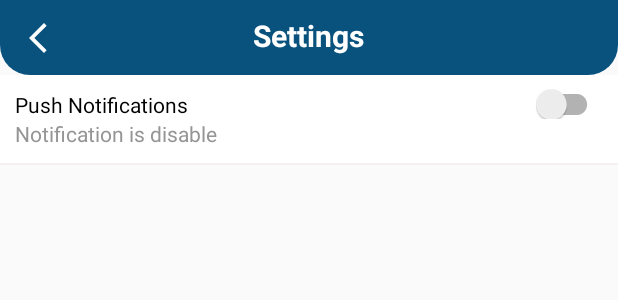
After one commit to Darksider1403/Grocery, an Android app: the layout activity_settings.xml on its own in the app's theme, with its tools: preview values and no code run, on a phone screen of 412 x 824 dp. The commit adds this screen. Shown: the top 300 px of the screen. Run offline under Robolectric (Android 15) with nearby library versions, the phone set to English and light mode, and no system bars.

Commit message:
up notification

```diff
--- a/app/build.gradle.kts
+++ b/app/build.gradle.kts
@@ -75,6 +75,7 @@ dependencies {
     implementation(libs.material3)
 
     implementation(libs.androideasysql.library)
+    implementation(libs.firebase.messaging)
     testImplementation(libs.junit)
     androidTestImplementation(libs.ext.junit)
     androidTestImplementation(libs.espresso.core)
--- a/app/src/main/AndroidManifest.xml
+++ b/app/src/main/AndroidManifest.xml
@@ -27,6 +27,9 @@
         android:supportsRtl="true"
         android:theme="@style/AppTheme.NoActionBar"
         tools:targetApi="31">
+        <activity
+            android:name=".activities.SettingsActivity"
+            android:exported="false" />
         <activity
             android:name=".activities.OrderDetailsSellerActivity"
             android:exported="false" />
--- a/app/src/main/java/com/example/grocery/Constants.java
+++ b/app/src/main/java/com/example/grocery/Constants.java
@@ -2,6 +2,9 @@ package com.example.grocery;
 
 public class Constants {
     // product categories
+    public static final String FCM_KEY ="AIzaSyA_FnE0etNau1DUIsfD93aLK2zenenX0Hg";
+    public static final String FCM_TOPIC ="PUSH_NOTIFICATIONS";
+
     public static final String[] productCategories = {
             "Beverages",
             "Beauty & Personal Care",
--- /dev/null
+++ b/app/src/main/res/drawable/baseline_settings_24.xml
@@ -0,0 +1,5 @@
+<vector xmlns:android="http://schemas.android.com/apk/res/android" android:height="24dp" android:tint="#FFFFFF" android:viewportHeight="24" android:viewportWidth="24" android:width="24dp">
+
+    <path android:fillColor="@android:color/white" android:pathData="M19.14,12.94c0.04,-0.3 0.06,-0.61 0.06,-0.94c0,-0.32 -0.02,-0.64 -0.07,-0.94l2.03,-1.58c0.18,-0.14 0.23,-0.41 0.12,-0.61l-1.92,-3.32c-0.12,-0.22 -0.37,-0.29 -0.59,-0.22l-2.39,0.96c-0.5,-0.38 -1.03,-0.7 -1.62,-0.94L14.4,2.81c-0.04,-0.24 -0.24,-0.41 -0.48,-0.41h-3.84c-0.24,0 -0.43,0.17 -0.47,0.41L9.25,5.35C8.66,5.59 8.12,5.92 7.63,6.29L5.24,5.33c-0.22,-0.08 -0.47,0 -0.59,0.22L2.74,8.87C2.62,9.08 2.66,9.34 2.86,9.48l2.03,1.58C4.84,11.36 4.8,11.69 4.8,12s0.02,0.64 0.07,0.94l-2.03,1.58c-0.18,0.14 -0.23,0.41 -0.12,0.61l1.92,3.32c0.12,0.22 0.37,0.29 0.59,0.22l2.39,-0.96c0.5,0.38 1.03,0.7 1.62,0.94l0.36,2.54c0.05,0.24 0.24,0.41 0.48,0.41h3.84c0.24,0 0.44,-0.17 0.47,-0.41l0.36,-2.54c0.59,-0.24 1.13,-0.56 1.62,-0.94l2.39,0.96c0.22,0.08 0.47,0 0.59,-0.22l1.92,-3.32c0.12,-0.22 0.07,-0.47 -0.12,-0.61L19.14,12.94zM12,15.6c-1.98,0 -3.6,-1.62 -3.6,-3.6s1.62,-3.6 3.6,-3.6s3.6,1.62 3.6,3.6S13.98,15.6 12,15.6z"/>
+
+</vector>
--- /dev/null
+++ b/app/src/main/res/layout/activity_settings.xml
@@ -0,0 +1,68 @@
+<?xml version="1.0" encoding="utf-8"?>
+<LinearLayout xmlns:android="http://schemas.android.com/apk/res/android"
+    xmlns:app="http://schemas.android.com/apk/res-auto"
+    xmlns:tools="http://schemas.android.com/tools"
+    android:id="@+id/main"
+    android:layout_width="match_parent"
+    android:layout_height="match_parent"
+    android:orientation="vertical"
+    tools:context=".activities.SettingsActivity">
+
+
+    <!--toolbar-->
+    <RelativeLayout
+        android:layout_width="match_parent"
+        android:layout_height="wrap_content"
+        android:background="@drawable/shape_rect01"
+        android:padding="10dp">
+        <!--back button-->
+        <ImageButton
+            android:id="@+id/backBtn"
+            android:layout_width="30dp"
+            android:layout_height="30dp"
+            android:src="@drawable/ic_back_white"
+            android:background="@null"/>
+        <!--title-->
+        <TextView
+            android:layout_width="wrap_content"
+            android:layout_height="wrap_content"
+            android:text="Settings"
+            android:layout_centerHorizontal="true"
+            android:textColor="@color/colorWhite"
+            android:textSize="20sp"
+            android:textStyle="bold"/>
+    </RelativeLayout>
+
+    <RelativeLayout
+        android:layout_width="match_parent"
+        android:layout_height="wrap_content">
+
+        <!--Switch: enable/disable notifications-->
+        <androidx.appcompat.widget.SwitchCompat
+        android:id="@+id/fcmSwitch"
+        android:layout_width="match_parent"
+        android:layout_height="wrap_content"
+        android:background="@color/colorWhite"
+        android:paddingStart="10dp"
+        android:paddingTop="10dp"
+        android:paddingEnd="10dp"
+        android:text="Push Notifications"/>
+        <!--notification status: enabled/disabled-->
+        <TextView
+            android:id="@+id/notificationStatusTv"
+            android:layout_width="match_parent"
+            android:layout_height="wrap_content"
+            android:background="@color/colorWhite"
+            android:paddingStart="10dp"
+            android:paddingEnd="10dp"
+            android:paddingBottom="10dp"
+            android:layout_below="@+id/fcmSwitch"
+            android:text="Notification is disable"
+            android:textColor="@color/colorGray02"/>
+        <View
+            android:layout_width="match_parent"
+            android:layout_height="1dp"
+            android:background="@color/colorGray00"
+            android:layout_below="@+id/notificationStatusTv"/>
+    </RelativeLayout>
+</LinearLayout>
--- a/gradle/libs.versions.toml
+++ b/gradle/libs.versions.toml
@@ -21,6 +21,7 @@ navigationFragment = "2.7.7"
 navigationUi = "2.7.7"
 picasso = "2.71828"
 recyclerview = "1.3.2"
+firebaseMessaging = "24.0.0"
 
 [libraries]
 android-image-cropper = { module = "com.theartofdev.edmodo:android-image-cropper", version.ref = "androidImageCropper" }
@@ -50,6 +51,7 @@ ui-test-junit4 = { group = "androidx.compose.ui", name = "ui-test-junit4" }
 material3 = { group = "androidx.compose.material3", name = "material3" }
 navigation-fragment = { group = "androidx.navigation", name = "navigation-fragment", version.ref = "navigationFragment" }
 navigation-ui = { group = "androidx.navigation", name = "navigation-ui", version.ref = "navigationUi" }
+firebase-messaging = { group = "com.google.firebase", name = "firebase-messaging", version.ref = "firebaseMessaging" }
 
 [plugins]
 android-application = { id = "com.android.application", version.ref = "agp" }
```
Also changed, not shown: app/src/main/java/com/example/grocery/activities/MainSellerActivity.java (+8 -1 lines), app/src/main/java/com/example/grocery/activities/MainUserActivity.java (+8 -1 lines), app/src/main/java/com/example/grocery/activities/SettingsActivity.java (added, +115 -0 lines), app/src/main/res/layout/activity_main_seller.xml (+8 -0 lines), app/src/main/res/layout/activity_main_user.xml (+7 -0 lines).
